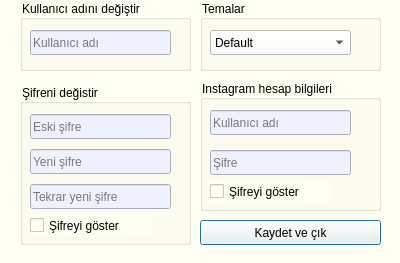
Qt form ui_file/settings.ui (ramo828/instagram-auto-comment2) before a commit.
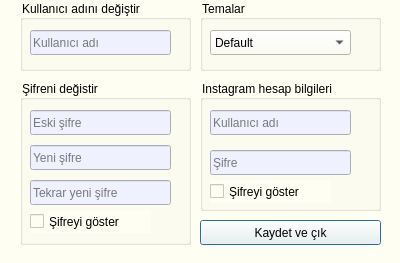
The same form after that commit. Icons and pictures are not drawn.

```diff
--- a/ui_file/settings.ui
+++ b/ui_file/settings.ui
@@ -25,9 +25,9 @@
    <property name="geometry">
     <rect>
      <x>20</x>
-     <y>84</y>
+     <y>80</y>
      <width>171</width>
-     <height>161</height>
+     <height>165</height>
     </rect>
    </property>
    <property name="title">
```
Left out of the diff: 20 changed lines with no effect on the pictures.
